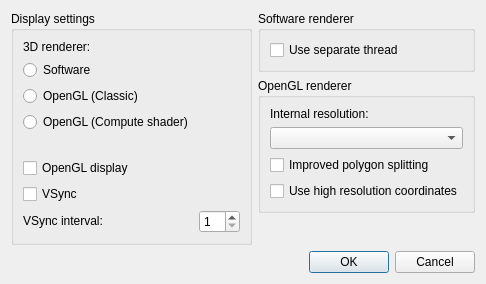
Before: the Qt Designer form src/frontend/qt_sdl/VideoSettingsDialog.ui in ag-advania/melonPrimeDS, drawn with Qt 5.
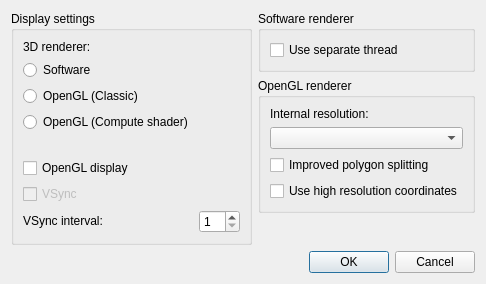
After: the same form once the commit is applied.

```diff
--- a/src/frontend/qt_sdl/VideoSettingsDialog.ui
+++ b/src/frontend/qt_sdl/VideoSettingsDialog.ui
@@ -142,6 +142,9 @@
       </item>
       <item row="6" column="0" colspan="2">
        <widget class="QCheckBox" name="cbVSync">
+		<property name="enabled">
+			<bool>false</bool>
+		</property>
         <property name="whatsThis">
          <string>&lt;html&gt;&lt;head/&gt;&lt;body&gt;&lt;p&gt;When using OpenGL, synchronize the video output to your monitor's refresh rate.&lt;/p&gt;&lt;/body&gt;&lt;/html&gt;</string>
         </property>
```
